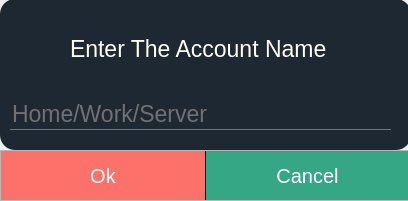
The window that UI/accname.ui (mranonymod/PyProject) describes before a commit, drawn with Qt 5.
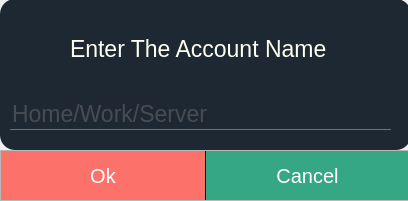
The same window after the commit. Icons and pictures are not drawn.

What changed in the file:
```diff
--- a/UI/accname.ui
+++ b/UI/accname.ui
@@ -188,10 +188,10 @@
      </rect>
     </property>
     <property name="text">
-     <string>Home/Work/Server</string>
+     <string/>
     </property>
     <property name="placeholderText">
-     <string>User Name</string>
+     <string>Home/Work/Server</string>
     </property>
    </widget>
    <widget class="QLabel" name="label_3">
```
